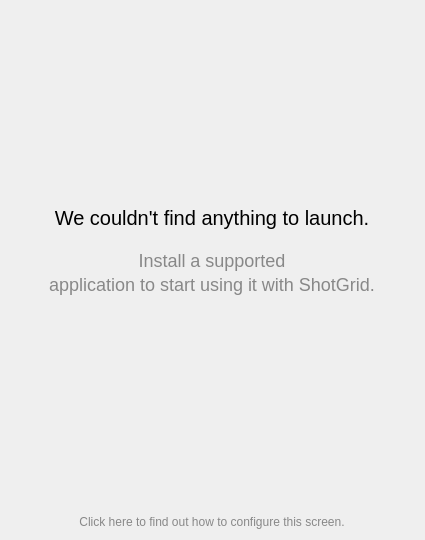
Qt form resources/no_apps_installed_overlay.ui (shotgunsoftware/tk-desktop) before a commit.
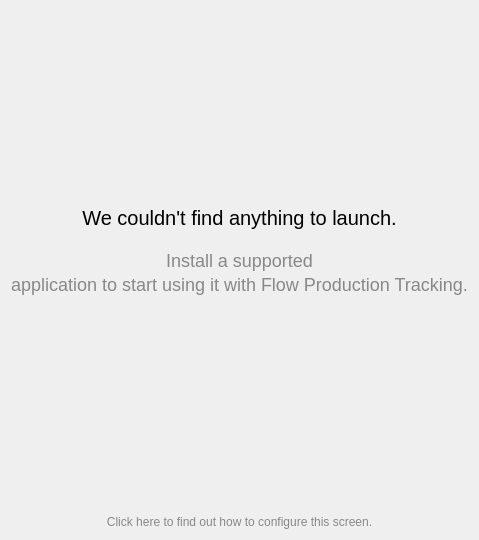
The same form after that commit.

```diff
--- a/resources/no_apps_installed_overlay.ui
+++ b/resources/no_apps_installed_overlay.ui
@@ -128,7 +128,7 @@
           <string notr="true">font-size: 18px; color: #888888</string>
          </property>
          <property name="text">
-          <string>application to start using it with ShotGrid.</string>
+          <string>application to start using it with Flow Production Tracking.</string>
          </property>
          <property name="alignment">
           <set>Qt::AlignCenter</set>
```
